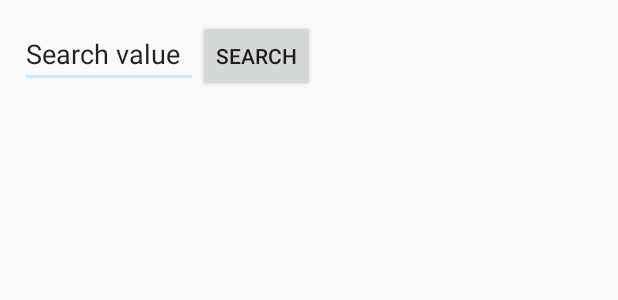
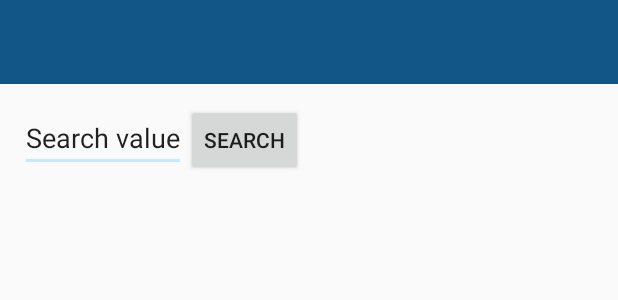
Before and after one commit to petroroxa/GoogleS, an Android app: the layout update.xml on its own in the app's theme, with its tools: preview values and no code run, on a phone screen of 412 x 824 dp. Shown: the top 300 px of the screen. Run offline under Robolectric (Android 15) with nearby library versions, the phone set to English and light mode, and no system bars.

```diff
--- a/app/src/main/AndroidManifest.xml
+++ b/app/src/main/AndroidManifest.xml
@@ -12,16 +12,18 @@
     <application
         android:icon="@drawable/icon"
         android:label="@string/app_name"
-        android:theme="@style/MyMaterialTheme">
+        android:theme="@style/MyMaterialTheme.Base">
+
+
         <activity android:name="com.spreadsheets.Main">
             <intent-filter>
                 <action android:name="android.intent.action.MAIN" />
                 <category android:name="android.intent.category.LAUNCHER" />
+            </intent-filter>
 
-            </intent-filter>
         </activity>
         <activity android:name="com.spreadsheets.ShowWorksheet">
-            </activity>
+        </activity>
         <activity android:name="com.spreadsheets.ShowColumnsOrRows">
         </activity>
         <activity android:name="com.spreadsheets.Add">
@@ -31,5 +33,27 @@
         <activity android:name="com.spreadsheets.Update">
 
         </activity>
+        <activity android:name="com.spreadsheets.Search">
+
+            <intent-filter>
+                <action android:name="android.intent.action.MAIN" />
+                <category android:name="android.intent.category.LAUNCHER" />
+            </intent-filter>
+
+            <meta-data
+                android:name="android.app.default_searchable"
+                android:value="com.spreadsheets.ContextSearch" />
+            <!---->
+
+        </activity>
+        <activity android:name="com.spreadsheets.ContextSearch"
+            android:launchMode="singleTop"
+            android:windowSoftInputMode="stateHidden">
+            <intent-filter>
+                <action android:name="android.intent.action.SEARCH" />
+            </intent-filter>
+            <meta-data android:name="android.app.searchable"
+                android:resource="@xml/searchable" />
+        </activity>
     </application>
 </manifest>
--- a/app/src/main/res/layout/update.xml
+++ b/app/src/main/res/layout/update.xml
@@ -1,13 +1,25 @@
 <?xml version="1.0" encoding="utf-8"?>
 <LinearLayout xmlns:android="http://schemas.android.com/apk/res/android"
-    android:orientation="vertical" android:layout_width="match_parent"
+    xmlns:app="http://schemas.android.com/apk/res-auto"
+    android:orientation="vertical"
+    android:layout_width="match_parent"
     android:layout_height="match_parent">
+    <android.support.v7.widget.Toolbar
+        android:id="@+id/toolbar"
+        android:layout_width="match_parent"
+        android:layout_height="?attr/actionBarSize"
+        android:background="?attr/colorPrimary"
+        app:layout_scrollFlags="scroll|enterAlways"
+        app:popupTheme="@style/ThemeOverlay.AppCompat.Light" />
     <LinearLayout
+        android:orientation="horizontal"
         android:layout_width="wrap_content"
         android:layout_height="wrap_content"
         android:padding="20px">
+
+
         <EditText
-        android:layout_width="178px"
+            android:layout_width="match_parent"
             android:layout_height="wrap_content"
             android:id="@+id/search_edit_text"
             android:text="Search value">
@@ -26,63 +38,10 @@
 
 
     <LinearLayout
-    android:layout_width="wrap_content"
-    android:layout_height="wrap_content"
-        android:orientation="horizontal"
+        android:orientation="vertical" android:layout_width="match_parent"
+        android:layout_height="match_parent"
         android:id="@+id/tableValues">
 
 
     </LinearLayout>
-<!--
-    <LinearLayout
-        android:orientation="vertical"
-        android:layout_width="356dp"
-        android:layout_height="wrap_content"
-        android:layout_marginLeft="50px"
-        android:layout_marginTop="50px"
-        android:id="@+id/update_layout">
-        <TextView
-            android:layout_width="wrap_content"
-            android:layout_height="wrap_content"
-            android:text="Specify the column and the row you wish to modify"
-            android:id="@+id/comm"
-            />
-
-        <Spinner
-        android:layout_width="223dp"
-        android:layout_height="wrap_content"
-        android:id="@+id/update_spinner" />
-        <Spinner
-            android:layout_width="223dp"
-            android:layout_height="wrap_content"
-            android:id="@+id/row_spinner" />
-        <LinearLayout
-            android:orientation="vertical"
-            android:layout_width="297dp"
-            android:layout_height="wrap_content">
-            <EditText
-                android:layout_width="300px"
-                android:layout_height="wrap_content"
-                android:id="@+id/update_edit_text"
-                android:text="Set value"
-                />
-
-            <Button
-                style="?android:attr/buttonStyleSmall"
-                android:layout_width="wrap_content"
-                android:layout_height="wrap_content"
-                android:text="Update value"
-                android:id="@+id/update_button" />
-
 </LinearLayout>
-        <Button
-            android:layout_width="wrap_content"
-            android:layout_height="wrap_content"
-            android:text="Delete value"/>
-
-        <SearchView
-            android:layout_width="wrap_content"
-            android:layout_height="wrap_content"></SearchView>
-
-    </LinearLayout>-->
-</LinearLayout>
```
Also changed, not shown: 173 other files. Lines whose indentation alone changed are shown as unchanged.
